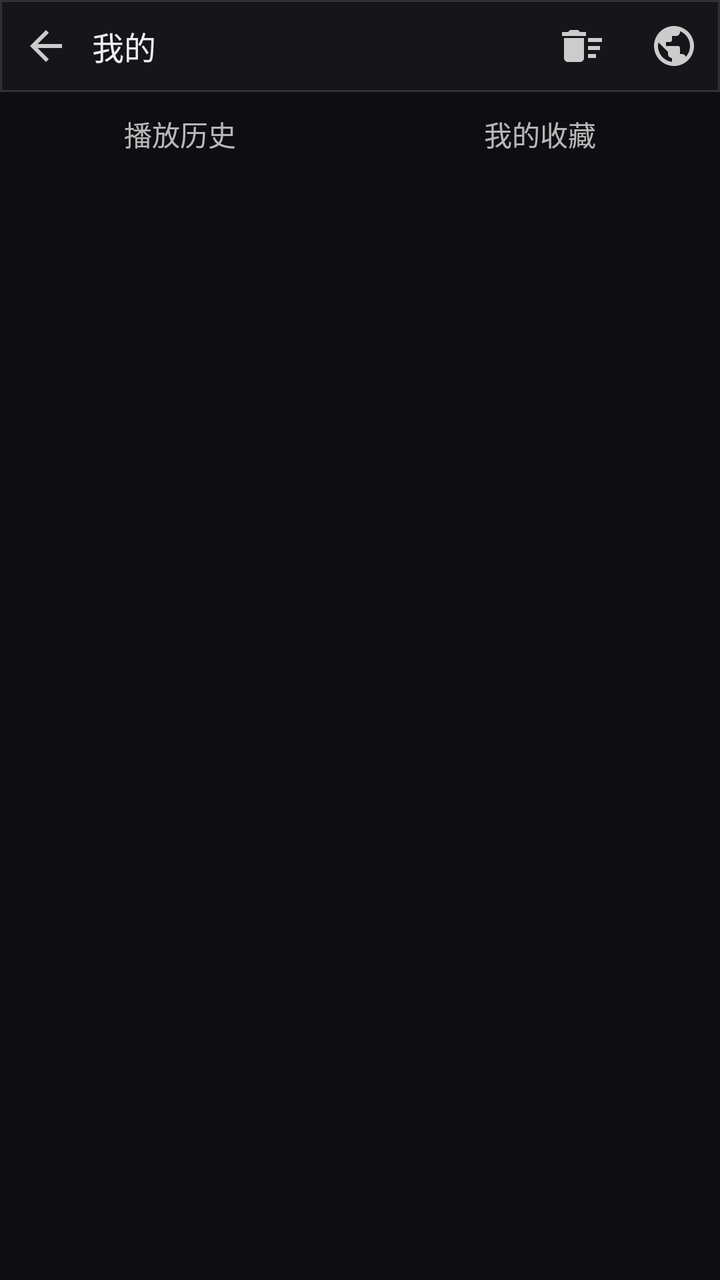
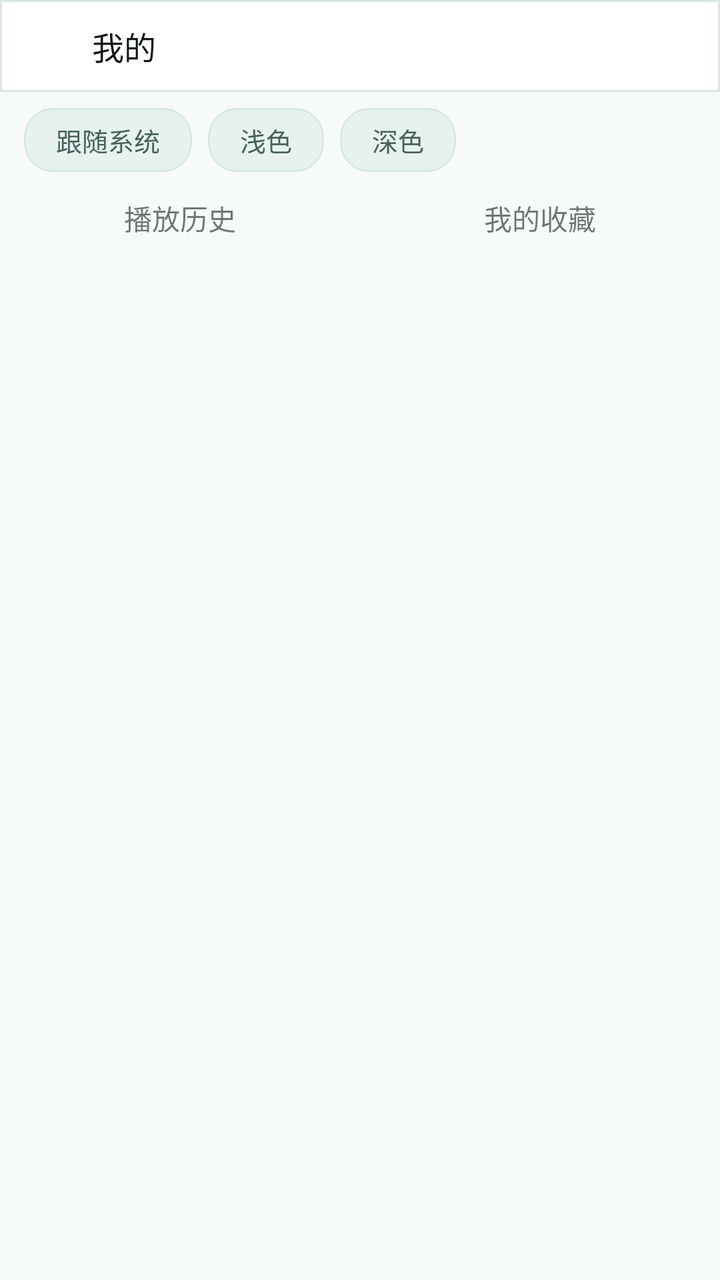

Two renders of the same Android screen: before a commit and after it. Below are the layout's source before the change and the commit's diff.
<!-- AndroidManifest.xml: application theme AppTheme -->
<!-- res/layout/activity_mine.xml -->
<?xml version="1.0" encoding="utf-8"?>
<LinearLayout
    android:id="@+id/root"
    xmlns:android="http://schemas.android.com/apk/res/android"
    android:layout_width="match_parent"
    android:layout_height="match_parent"
    android:background="@color/bg"
    android:orientation="vertical">

    <LinearLayout
        android:layout_width="match_parent"
        android:layout_height="46dp"
        android:background="@drawable/bottom_bar_bg"
        android:gravity="center_vertical"
        android:orientation="horizontal">

        <ImageButton
            android:id="@+id/back"
            android:layout_width="46dp"
            android:layout_height="match_parent"
            android:background="?android:attr/selectableItemBackgroundBorderless"
            android:contentDescription="@string/btn_back"
            android:src="@drawable/ic_back" />

        <TextView
            android:layout_width="0dp"
            android:layout_height="wrap_content"
            android:layout_weight="1"
            android:text="@string/nav_mine"
            android:textColor="#EEEEEE"
            android:textSize="16sp" />

        <ImageButton
            android:id="@+id/clear"
            android:layout_width="46dp"
            android:layout_height="match_parent"
            android:background="?android:attr/selectableItemBackgroundBorderless"
            android:contentDescription="@string/clear_all"
            android:src="@drawable/ic_clear" />

        <ImageButton
            android:id="@+id/web"
            android:layout_width="46dp"
            android:layout_height="match_parent"
            android:background="?android:attr/selectableItemBackgroundBorderless"
            android:contentDescription="@string/nav_search"
            android:src="@drawable/ic_globe" />
    </LinearLayout>

    <LinearLayout
        android:layout_width="match_parent"
        android:layout_height="42dp"
        android:orientation="horizontal">

        <TextView
            android:id="@+id/tab_history"
            android:layout_width="0dp"
            android:layout_height="match_parent"
            android:layout_weight="1"
            android:gravity="center"
            android:text="@string/tab_history"
            android:textSize="14sp" />

        <TextView
            android:id="@+id/tab_fav"
            android:layout_width="0dp"
            android:layout_height="match_parent"
            android:layout_weight="1"
            android:gravity="center"
            android:text="@string/tab_fav"
            android:textSize="14sp" />
    </LinearLayout>

    <FrameLayout
        android:layout_width="match_parent"
        android:layout_height="0dp"
        android:layout_weight="1">

        <androidx.recyclerview.widget.RecyclerView
            android:id="@+id/list"
            android:layout_width="match_parent"
            android:layout_height="match_parent"
            android:padding="4dp"
            android:clipToPadding="false" />

        <TextView
            android:id="@+id/empty"
            android:layout_width="match_parent"
            android:layout_height="match_parent"
            android:gravity="center"
            android:textColor="#77FFFFFF"
            android:textSize="14sp"
            android:visibility="gone" />
    </FrameLayout>
</LinearLayout>
<!-- resources referenced by this layout -->
<resources>
  <color name="bg">#FF0E0E12</color>
  <!-- drawable bottom_bar_bg (drawable) -->
  <shape xmlns:android="http://schemas.android.com/apk/res/android" android:shape="rectangle">
      <solid android:color="#FF15151A" />
      <stroke android:width="1dp" android:color="#22FFFFFF" />
  </shape>
  <!-- drawable ic_back (drawable) -->
  <vector xmlns:android="http://schemas.android.com/apk/res/android"
      android:width="24dp" android:height="24dp"
      android:viewportWidth="24" android:viewportHeight="24"
      android:tint="#CCCCCC">
      <path android:fillColor="#FFFFFF"
          android:pathData="M20,11H7.83l5.59,-5.59L12,4l-8,8 8,8 1.41,-1.41L7.83,13H20v-2z" />
  </vector>
  <!-- drawable ic_clear (drawable) -->
  <vector xmlns:android="http://schemas.android.com/apk/res/android"
      android:width="24dp" android:height="24dp"
      android:viewportWidth="24" android:viewportHeight="24"
      android:tint="#CCCCCC">
      <path android:fillColor="#FFFFFF"
          android:pathData="M15,16h4v2h-4zM15,8h7v2h-7zM15,12h6v2h-6zM3,18c0,1.1 0.9,2 2,2h6c1.1,0 2,-0.9 2,-2V8H3v10zM14,5h-3l-1,-1H6L5,5H2v2h12z" />
  </vector>
  <!-- drawable ic_globe (drawable) -->
  <vector xmlns:android="http://schemas.android.com/apk/res/android"
      android:width="24dp" android:height="24dp"
      android:viewportWidth="24" android:viewportHeight="24"
      android:tint="#CCCCCC">
      <path android:fillColor="#FFFFFF" android:pathData="M12,2C6.48,2 2,6.48 2,12s4.48,10 10,10 10,-4.48 10,-10S17.52,2 12,2zm-1,17.93c-3.95,-0.49 -7,-3.85 -7,-7.93 0,-0.62 0.08,-1.21 0.21,-1.79L9,15v1c0,1.1 0.9,2 2,2v1.93zm6.9,-2.54c-0.26,-0.81 -1,-1.39 -1.9,-1.39h-1v-3c0,-0.55 -0.45,-1 -1,-1H8v-2h2c0.55,0 1,-0.45 1,-1V7h2c1.1,0 2,-0.9 2,-2v-0.41c2.93,1.19 5,4.06 5,7.41 0,2.08 -0.8,3.97 -2.1,5.39z" />
  </vector>
  <string name="btn_back">返回</string>
  <string name="clear_all">清空</string>
  <string name="nav_mine">我的</string>
  <string name="nav_search">搜索</string>
  <string name="tab_fav">我的收藏</string>
  <string name="tab_history">播放历史</string>
  <style name="AppTheme" parent="Theme.AppCompat.NoActionBar">
          <item name="android:windowBackground">@color/bg</item>
          <item name="android:statusBarColor">@color/bg</item>
          <item name="android:navigationBarColor">@color/bg</item>
      </style>
</resources>

<!-- the commit's change to res/layout/activity_mine.xml (unified diff, before → after) -->
@@ -27,7 +27,7 @@
             android:layout_height="wrap_content"
             android:layout_weight="1"
             android:text="@string/nav_mine"
-            android:textColor="#EEEEEE"
+            android:textColor="@color/text_primary"
             android:textSize="16sp" />
 
         <ImageButton
@@ -45,6 +45,25 @@
             android:background="?android:attr/selectableItemBackgroundBorderless"
             android:contentDescription="@string/nav_search"
             android:src="@drawable/ic_globe" />
+    </LinearLayout>
+
+    
+    <LinearLayout
+        android:layout_width="match_parent"
+        android:layout_height="wrap_content"
+        android:gravity="center_vertical"
+        android:orientation="horizontal"
+        android:paddingLeft="8dp"
+        android:paddingTop="8dp"
+        android:paddingRight="8dp"
+        android:paddingBottom="2dp">
+
+        <TextView android:id="@+id/theme_system" style="@style/Chip"
+            android:text="@string/theme_system" />
+        <TextView android:id="@+id/theme_light" style="@style/Chip"
+            android:text="@string/theme_light" />
+        <TextView android:id="@+id/theme_dark" style="@style/Chip"
+            android:text="@string/theme_dark" />
     </LinearLayout>
 
     <LinearLayout
@@ -88,7 +107,7 @@
             android:layout_width="match_parent"
             android:layout_height="match_parent"
             android:gravity="center"
-            android:textColor="#77FFFFFF"
+            android:textColor="@color/text_tertiary"
             android:textSize="14sp"
             android:visibility="gone" />
     </FrameLayout>
<!-- resource entries referenced after the edit -->
@@ -1,32 +1,31 @@
 <!-- resources referenced by this layout -->
 <resources>
-  <color name="bg">#FF0E0E12</color>
+  <color name="bg">#FFF6FBFA</color>
+  <color name="text_primary">#FF101817</color>
+  <color name="text_tertiary">#FFA8BFBA</color>
   <!-- drawable bottom_bar_bg (drawable) -->
   <shape xmlns:android="http://schemas.android.com/apk/res/android" android:shape="rectangle">
-      <solid android:color="#FF15151A" />
-      <stroke android:width="1dp" android:color="#22FFFFFF" />
+      <solid android:color="@color/bar_bg" />
+      <stroke android:width="1dp" android:color="@color/divider" />
   </shape>
   <!-- drawable ic_back (drawable) -->
   <vector xmlns:android="http://schemas.android.com/apk/res/android"
       android:width="24dp" android:height="24dp"
-      android:viewportWidth="24" android:viewportHeight="24"
-      android:tint="#CCCCCC">
+      android:viewportWidth="24" android:viewportHeight="24">
       <path android:fillColor="#FFFFFF"
           android:pathData="M20,11H7.83l5.59,-5.59L12,4l-8,8 8,8 1.41,-1.41L7.83,13H20v-2z" />
   </vector>
   <!-- drawable ic_clear (drawable) -->
   <vector xmlns:android="http://schemas.android.com/apk/res/android"
       android:width="24dp" android:height="24dp"
-      android:viewportWidth="24" android:viewportHeight="24"
-      android:tint="#CCCCCC">
+      android:viewportWidth="24" android:viewportHeight="24">
       <path android:fillColor="#FFFFFF"
           android:pathData="M15,16h4v2h-4zM15,8h7v2h-7zM15,12h6v2h-6zM3,18c0,1.1 0.9,2 2,2h6c1.1,0 2,-0.9 2,-2V8H3v10zM14,5h-3l-1,-1H6L5,5H2v2h12z" />
   </vector>
   <!-- drawable ic_globe (drawable) -->
   <vector xmlns:android="http://schemas.android.com/apk/res/android"
       android:width="24dp" android:height="24dp"
-      android:viewportWidth="24" android:viewportHeight="24"
-      android:tint="#CCCCCC">
+      android:viewportWidth="24" android:viewportHeight="24">
       <path android:fillColor="#FFFFFF" android:pathData="M12,2C6.48,2 2,6.48 2,12s4.48,10 10,10 10,-4.48 10,-10S17.52,2 12,2zm-1,17.93c-3.95,-0.49 -7,-3.85 -7,-7.93 0,-0.62 0.08,-1.21 0.21,-1.79L9,15v1c0,1.1 0.9,2 2,2v1.93zm6.9,-2.54c-0.26,-0.81 -1,-1.39 -1.9,-1.39h-1v-3c0,-0.55 -0.45,-1 -1,-1H8v-2h2c0.55,0 1,-0.45 1,-1V7h2c1.1,0 2,-0.9 2,-2v-0.41c2.93,1.19 5,4.06 5,7.41 0,2.08 -0.8,3.97 -2.1,5.39z" />
   </vector>
   <string name="btn_back">返回</string>
@@ -35,10 +34,42 @@
   <string name="nav_search">搜索</string>
   <string name="tab_fav">我的收藏</string>
   <string name="tab_history">播放历史</string>
-  <style name="AppTheme" parent="Theme.AppCompat.NoActionBar">
+  <string name="theme_dark">深色</string>
+  <string name="theme_light">浅色</string>
+  <string name="theme_system">跟随系统</string>
+  <style name="Chip">
+          <item name="android:layout_width">wrap_content</item>
+          <item name="android:layout_height">32dp</item>
+          <item name="android:gravity">center</item>
+          <item name="android:paddingLeft">16dp</item>
+          <item name="android:paddingRight">16dp</item>
+          <item name="android:layout_marginLeft">4dp</item>
+          <item name="android:layout_marginRight">4dp</item>
+          <item name="android:textSize">13sp</item>
+          <item name="android:background">@drawable/word_bg</item>
+          <item name="android:textColor">@color/text_secondary</item>
+      </style>
+  <style name="AppTheme" parent="Theme.AppCompat.DayNight.NoActionBar">
           <item name="android:windowBackground">@color/bg</item>
           <item name="android:statusBarColor">@color/bg</item>
           <item name="android:navigationBarColor">@color/bg</item>
+          <item name="android:windowLightStatusBar">@bool/light_status_bar</item>
+          <item name="colorPrimary">@color/accent</item>
+          <item name="colorAccent">@color/accent</item>
+          <item name="colorControlActivated">@color/accent</item>
+          <item name="android:textColorPrimary">@color/text_primary</item>
+          <item name="android:textColorSecondary">@color/text_secondary</item>
       </style>
+  <color name="bar_bg">#FFFFFFFF</color>
+  <color name="divider">#FFD8E7E4</color>
+  <!-- drawable word_bg (drawable) -->
+  <shape xmlns:android="http://schemas.android.com/apk/res/android" android:shape="rectangle">
+      <solid android:color="@color/chip_bg" />
+      <corners android:radius="14dp" />
+      <stroke android:width="1dp" android:color="@color/divider" />
+  </shape>
+  <color name="text_secondary">#FF48605B</color>
+  <color name="accent">#FF0E9F94</color>
+  <color name="chip_bg">#FFE7F2F0</color>
 </resources>
 
